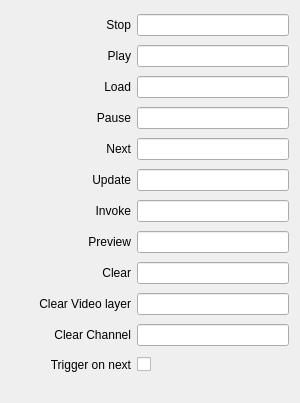
The window that src/Widgets/Inspector/InspectorCustomCommandWidget.ui (CasparCG/client) describes before a commit, drawn with Qt 5.
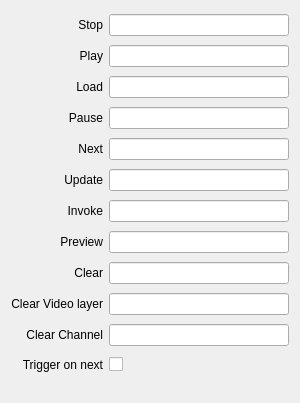
The same window after the commit.

Commit message: Remove minimumSize constraint from labels

```diff
--- a/src/Widgets/Inspector/InspectorCustomCommandWidget.ui
+++ b/src/Widgets/Inspector/InspectorCustomCommandWidget.ui
@@ -22,12 +22,6 @@
    </property>
    <item row="6" column="0">
     <widget class="QLabel" name="labelInvoke">
-     <property name="minimumSize">
-      <size>
-       <width>120</width>
-       <height>0</height>
-      </size>
-     </property>
      <property name="text">
       <string>Invoke</string>
      </property>
@@ -41,12 +35,6 @@
    </item>
    <item row="8" column="0">
     <widget class="QLabel" name="labelClear">
-     <property name="minimumSize">
-      <size>
-       <width>120</width>
-       <height>0</height>
-      </size>
-     </property>
      <property name="text">
       <string>Clear</string>
      </property>
@@ -66,12 +54,6 @@
    </item>
    <item row="1" column="0">
     <widget class="QLabel" name="labelPlay">
-     <property name="minimumSize">
-      <size>
-       <width>120</width>
-       <height>0</height>
-      </size>
-     </property>
      <property name="text">
       <string>Play</string>
      </property>
@@ -82,12 +64,6 @@
    </item>
    <item row="2" column="0">
     <widget class="QLabel" name="labelLoad">
-     <property name="minimumSize">
-      <size>
-       <width>120</width>
-       <height>0</height>
-      </size>
-     </property>
      <property name="text">
       <string>Load</string>
      </property>
@@ -98,12 +74,6 @@
    </item>
    <item row="0" column="0">
     <widget class="QLabel" name="labelStop">
-     <property name="minimumSize">
-      <size>
-       <width>120</width>
-       <height>0</height>
-      </size>
-     </property>
      <property name="text">
       <string>Stop</string>
      </property>
@@ -114,12 +84,6 @@
    </item>
    <item row="5" column="0">
     <widget class="QLabel" name="labelUpdate">
-     <property name="minimumSize">
-      <size>
-       <width>120</width>
-       <height>0</height>
-      </size>
-     </property>
      <property name="text">
       <string>Update</string>
      </property>
@@ -166,12 +130,6 @@
    </item>
    <item row="3" column="0">
     <widget class="QLabel" name="labelPause">
-     <property name="minimumSize">
-      <size>
-       <width>120</width>
-       <height>0</height>
-      </size>
-     </property>
      <property name="text">
       <string>Pause</string>
      </property>
@@ -182,12 +140,6 @@
    </item>
    <item row="4" column="0">
     <widget class="QLabel" name="labelNext">
-     <property name="minimumSize">
-      <size>
-       <width>120</width>
-       <height>0</height>
-      </size>
-     </property>
      <property name="text">
       <string>Next</string>
      </property>
@@ -201,12 +153,6 @@
    </item>
    <item row="10" column="0">
     <widget class="QLabel" name="labelClearChannel">
-     <property name="minimumSize">
-      <size>
-       <width>120</width>
-       <height>0</height>
-      </size>
-     </property>
      <property name="text">
       <string>Clear Channel</string>
      </property>
@@ -220,12 +166,6 @@
    </item>
    <item row="7" column="0">
     <widget class="QLabel" name="labelPrev">
-     <property name="minimumSize">
-      <size>
-       <width>120</width>
-       <height>0</height>
-      </size>
-     </property>
      <property name="text">
       <string>Preview</string>
      </property>
@@ -236,12 +176,6 @@
    </item>
    <item row="11" column="0">
     <widget class="QLabel" name="labelTriggerOnNext">
-     <property name="minimumSize">
-      <size>
-       <width>120</width>
-       <height>0</height>
-      </size>
-     </property>
      <property name="text">
       <string>Trigger on next</string>
      </property>
@@ -255,12 +189,6 @@
    </item>
    <item row="9" column="0">
     <widget class="QLabel" name="labelClearVideolayer">
-     <property name="minimumSize">
-      <size>
-       <width>120</width>
-       <height>0</height>
-      </size>
-     </property>
      <property name="text">
       <string>Clear Video layer</string>
      </property>
```
The commit also changes 53 other files.
